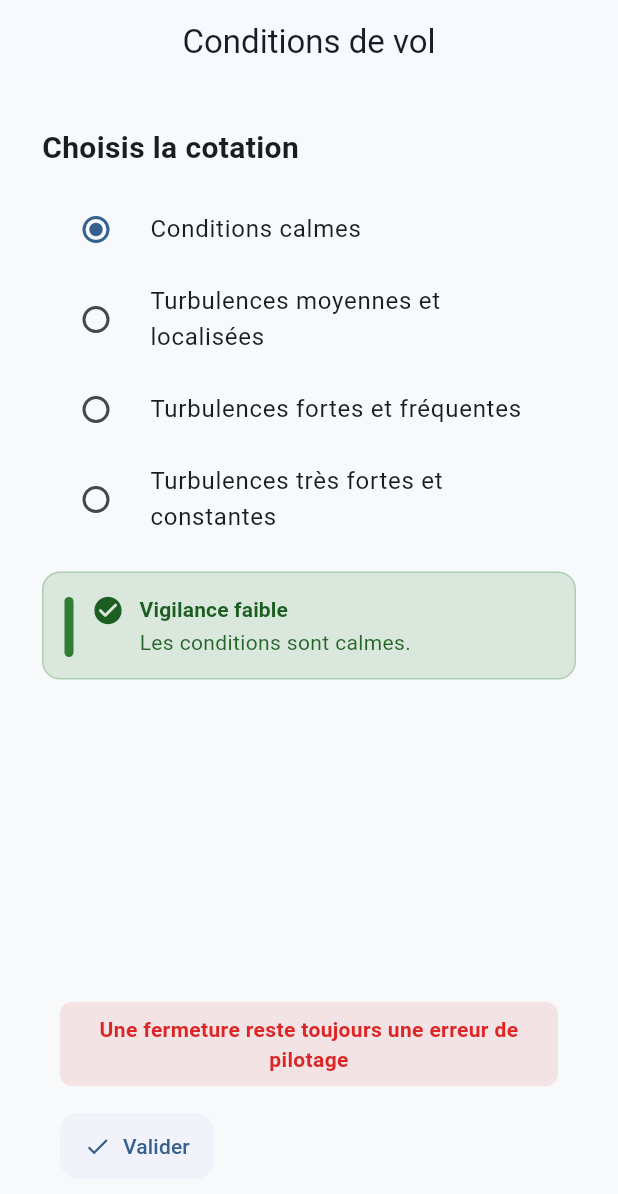
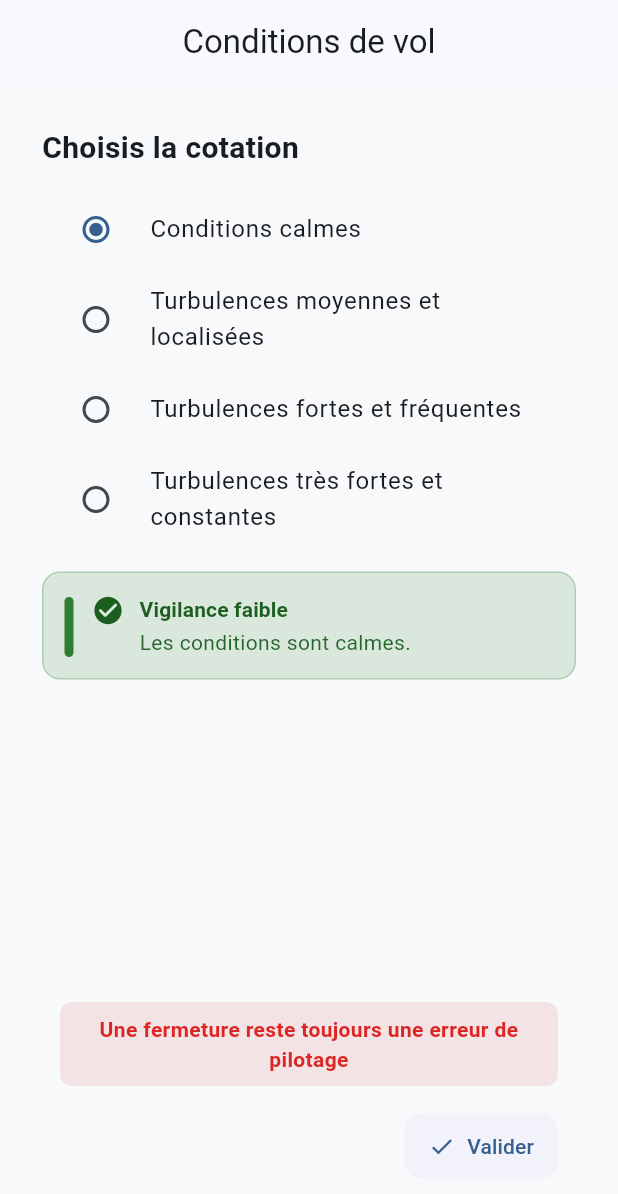
Before and after one commit to Diego-PB/ParaCheck, a Flutter app: the screen it shows after launch, after a tap on "Conditions calmes", after a tap on "Valider", on a phone screen of 412 x 824 dp. Shown: the top 1194 px of the screen. Run offline on Flutter 3.47's test engine with Material 3 defaults, Android fonts, the phone set to English and light mode, and no system bars; our stand-ins replace shared_preferences.

Commit message:
Condition vol (sauvegarde de choix + services)

```diff
--- a/app/paracheck/lib/pages/condition_vol.dart
+++ b/app/paracheck/lib/pages/condition_vol.dart
@@ -5,6 +5,7 @@ import '../widgets/section_title.dart';
 import '../widgets/app_notice.dart';
 import '../widgets/primary_button.dart';
 import '../design/colors.dart';
+import '../services/condition_vol_service.dart';
 
 class ConditionVolPage extends StatefulWidget {
   const ConditionVolPage({super.key});
@@ -13,7 +14,10 @@ class ConditionVolPage extends StatefulWidget {
   State<ConditionVolPage> createState() => _ConditionVolPageState();
 }
 
+//Pour lire le choix sauvegardé
+
 class _ConditionVolPageState extends State<ConditionVolPage> {
+  final _service = ConditionVolService();
   int? selectedLevel;
 
   final conditions = [
@@ -22,6 +26,18 @@ class _ConditionVolPageState extends State<ConditionVolPage> {
     {'level': 3, 'label': 'Turbulences fortes et fréquentes '},
     {'level': 4, 'label': 'Turbulences très fortes et constantes '},
   ];
+
+  @override
+  void initState() {
+    super.initState();
+    _service.loadLevel().then((savedLevel) {
+      if (savedLevel != null) {
+        setState(() {
+          selectedLevel = savedLevel;
+        });
+      }
+    });
+  }
 
   @override
   Widget build(BuildContext context) {
@@ -35,8 +51,7 @@ class _ConditionVolPageState extends State<ConditionVolPage> {
             const SectionTitle('Choisis la cotation'),
             const SizedBox(height: AppSpacing.md),
             Column(
-              children:
-                  conditions.map((c) {
+              children: conditions.map((c) {
                 final level = c['level'] as int;
                 return RadioListTile<int>(
                   title: Text(c['label'] as String),
@@ -85,10 +100,20 @@ class _ConditionVolPageState extends State<ConditionVolPage> {
                 horizontal: AppSpacing.md,
                 vertical: AppSpacing.sm,
               ),
-              child: PrimaryButton(
+              child: Row(
+                mainAxisAlignment: MainAxisAlignment.end,
+                children: [
+                  PrimaryButton(
                     label: 'Valider',
                     icon: Icons.check,
-                onPressed: () {},
+                    onPressed: selectedLevel == null
+                        ? null
+                        : () async {
+                            await _service.saveLevel(selectedLevel!);
+                            print('Cotation sauvegardée : $selectedLevel');
+                          },
+                  ),
+                ],
               ),
             ),
           ],
--- /dev/null
+++ b/app/paracheck/lib/services/condition_vol_service.dart
@@ -0,0 +1,15 @@
+import 'package:shared_preferences/shared_preferences.dart';
+
+class ConditionVolService {
+  static const _key = 'condition_vol_level';
+
+  Future<int?> loadLevel() async {
+    final prefs = await SharedPreferences.getInstance();
+    return prefs.getInt(_key);
+  }
+
+  Future<void> saveLevel(int level) async {
+    final prefs = await SharedPreferences.getInstance();
+    await prefs.setInt(_key, level);
+  }
+}
```
Also changed, not shown: app/paracheck/lib/main.dart (line endings or trailing spaces). Lines whose indentation alone changed are shown as unchanged.
